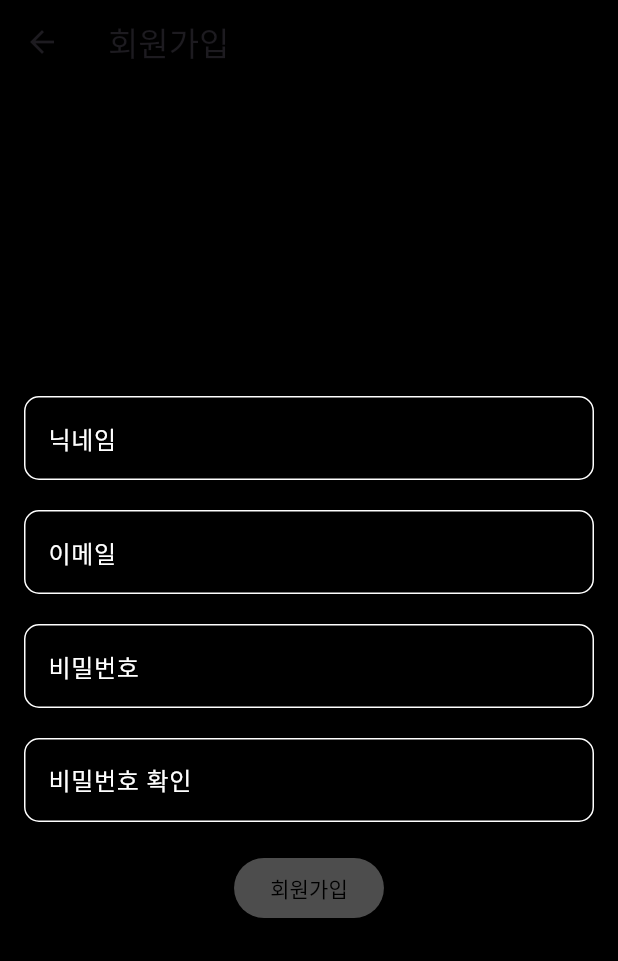
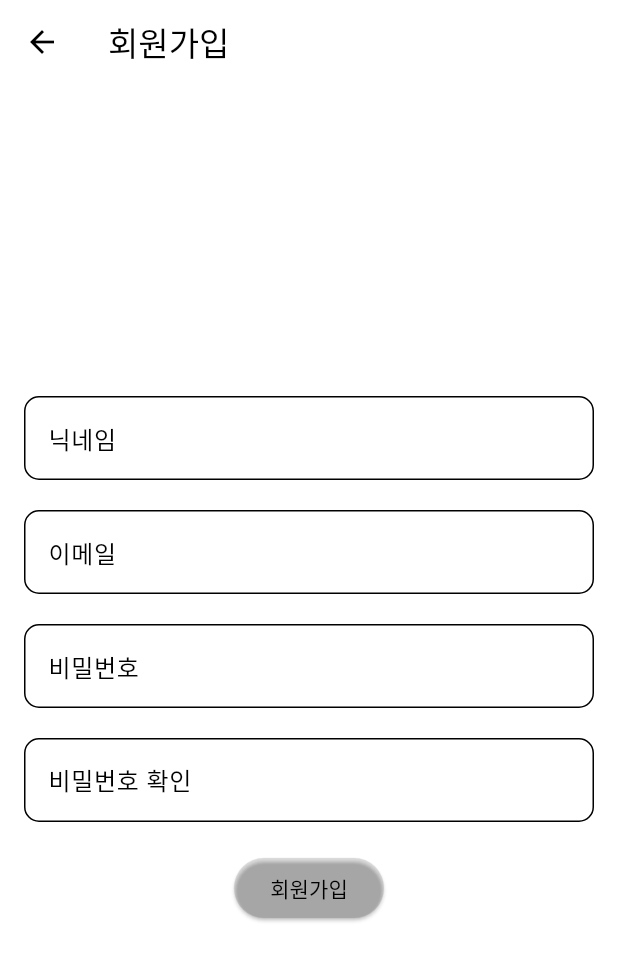
Before and after one commit to my-mini-closet/main_repo, a Flutter app: the RegisterScreen screen opened directly, on a phone screen of 412 x 824 dp. Shown: the top 961 px of the screen. Run offline on Flutter 3.47's test engine with Material 3 defaults, Android fonts, the phone set to English and light mode, and no system bars; our stand-ins replace cached_network_image, cloud_firestore, firebase_core, firebase_storage, flutter_dotenv, image_picker and 1 more; missing offline and left inert: kakao_flutter_sdk_user; accounts and stored records are empty; network calls fail.

Commit message:
delete calender, select color,

```diff
--- a/lib/screens/register_screen.dart
+++ b/lib/screens/register_screen.dart
@@ -11,15 +11,15 @@ class RegisterScreen extends StatelessWidget {
 
   Future<void> signupUser(BuildContext context) async {
     String baseUrl = dotenv.env['API_URL'] ?? 'http://localhost:8080/api';
-    final url = '${baseUrl}/users/signup'; // 나중에 서버 배포시 url 변경 지금 실행해보고 싶으면 ipconfig로 본인 ip로 확인
+    final url = '${baseUrl}/users/signup'; // 나중에 서버 배포 시 url 변경 필요
     final response = await http.post(
       Uri.parse(url),
-        headers: {'Content-Type': 'application/json'},
-        body: json.encode({
+      headers: {'Content-Type': 'application/json'},
+      body: json.encode({
         'userEmail': emailController.text,
         'password': passwordController.text,
         'userNickname': nicknameController.text,
-        }),
+      }),
     );
     print('Response status: ${response.statusCode}');
     print('Response body: ${response.body}');
@@ -46,14 +46,14 @@ class RegisterScreen extends StatelessWidget {
     }
   }
 
-
   @override
   Widget build(BuildContext context) {
     return Scaffold(
-      backgroundColor: Colors.black,
+      backgroundColor: Colors.white,
       appBar: AppBar(
-        title: Text('회원가입'),
-        backgroundColor: Colors.black,
+        title: Text('회원가입', style: TextStyle(color: Colors.black)),
+        backgroundColor: Colors.white,
+        iconTheme: IconThemeData(color: Colors.black),
       ),
       body: Center(
         child: Padding(
@@ -65,75 +65,75 @@ class RegisterScreen extends StatelessWidget {
                 controller: nicknameController,
                 decoration: InputDecoration(
                   labelText: '닉네임',
-                  labelStyle: TextStyle(color: Colors.white),
+                  labelStyle: TextStyle(color: Colors.black),
                   enabledBorder: OutlineInputBorder(
                     borderRadius: BorderRadius.circular(10),
-                    borderSide: BorderSide(color: Colors.white),
+                    borderSide: BorderSide(color: Colors.black),
                   ),
                   focusedBorder: OutlineInputBorder(
                     borderRadius: BorderRadius.circular(10),
-                    borderSide: BorderSide(color: Colors.white),
+                    borderSide: BorderSide(color: Colors.black),
                   ),
                 ),
-                style: TextStyle(color: Colors.white),
+                style: TextStyle(color: Colors.black),
               ),
               SizedBox(height: 20),
               TextField(
                 controller: emailController,
                 decoration: InputDecoration(
                   labelText: '이메일',
-                  labelStyle: TextStyle(color: Colors.white),
+                  labelStyle: TextStyle(color: Colors.black),
                   enabledBorder: OutlineInputBorder(
                     borderRadius: BorderRadius.circular(10),
-                    borderSide: BorderSide(color: Colors.white),
+                    borderSide: BorderSide(color: Colors.black),
                   ),
                   focusedBorder: OutlineInputBorder(
                     borderRadius: BorderRadius.circular(10),
-                    borderSide: BorderSide(color: Colors.white),
+                    borderSide: BorderSide(color: Colors.black),
                   ),
                 ),
-                style: TextStyle(color: Colors.white),
+                style: TextStyle(color: Colors.black),
               ),
               SizedBox(height: 20),
               TextField(
                 controller: passwordController,
                 decoration: InputDecoration(
                   labelText: '비밀번호',
-                  labelStyle: TextStyle(color: Colors.white),
+                  labelStyle: TextStyle(color: Colors.black),
                   enabledBorder: OutlineInputBorder(
                     borderRadius: BorderRadius.circular(10),
-                    borderSide: BorderSide(color: Colors.white),
+                    borderSide: BorderSide(color: Colors.black),
                   ),
                   focusedBorder: OutlineInputBorder(
                     borderRadius: BorderRadius.circular(10),
-                    borderSide: BorderSide(color: Colors.white),
+                    borderSide: BorderSide(color: Colors.black),
                   ),
                 ),
                 obscureText: true,
-                style: TextStyle(color: Colors.white),
+                style: TextStyle(color: Colors.black),
               ),
               SizedBox(height: 20),
               TextField(
                 controller: confirmPasswordController,
                 decoration: InputDecoration(
                   labelText: '비밀번호 확인',
-                  labelStyle: TextStyle(color: Colors.white),
+                  labelStyle: TextStyle(color: Colors.black),
                   enabledBorder: OutlineInputBorder(
                     borderRadius: BorderRadius.circular(10),
-                    borderSide: BorderSide(color: Colors.white),
+                    borderSide: BorderSide(color: Colors.black),
                   ),
                   focusedBorder: OutlineInputBorder(
                     borderRadius: BorderRadius.circular(10),
-                    borderSide: BorderSide(color: Colors.white),
+                    borderSide: BorderSide(color: Colors.black),
                   ),
                 ),
                 obscureText: true,
-                style: TextStyle(color: Colors.white),
+                style: TextStyle(color: Colors.black),
               ),
               SizedBox(height: 20),
               ElevatedButton(
                 style: ElevatedButton.styleFrom(
-                  backgroundColor: Colors.white.withOpacity(0.3),
+                  backgroundColor: Colors.black.withOpacity(0.1),
                   shape: RoundedRectangleBorder(
                     borderRadius: BorderRadius.circular(25),
                   ),
```
Also changed, not shown: lib/screens/diagnosis_screen.dart (+43 -61 lines), lib/screens/home_screen_content.dart (+16 -110 lines).
